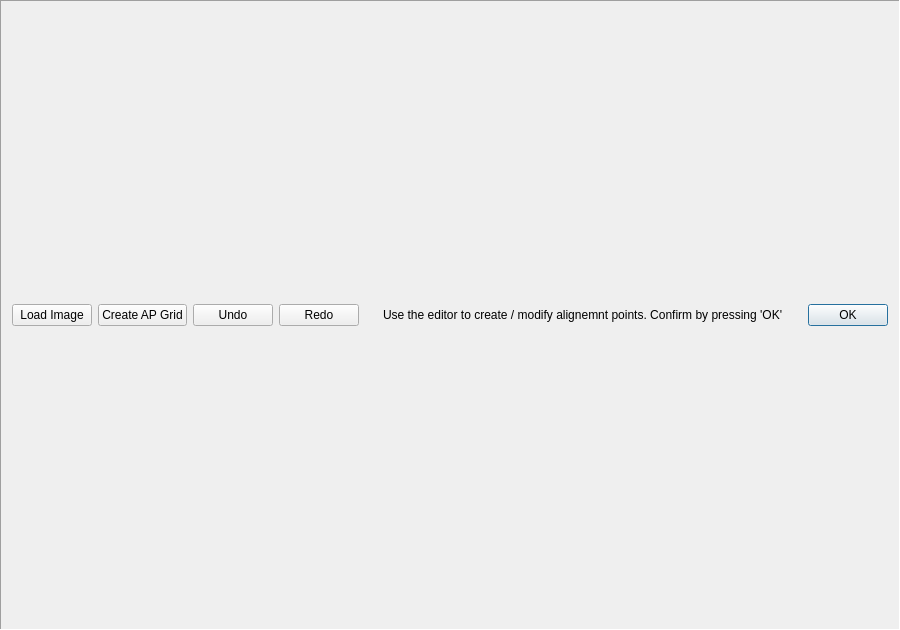
Old version of the form Source/alignment_point_editor_gui.ui in the repository Rolf-Hempel/PlanetarySystemStacker.
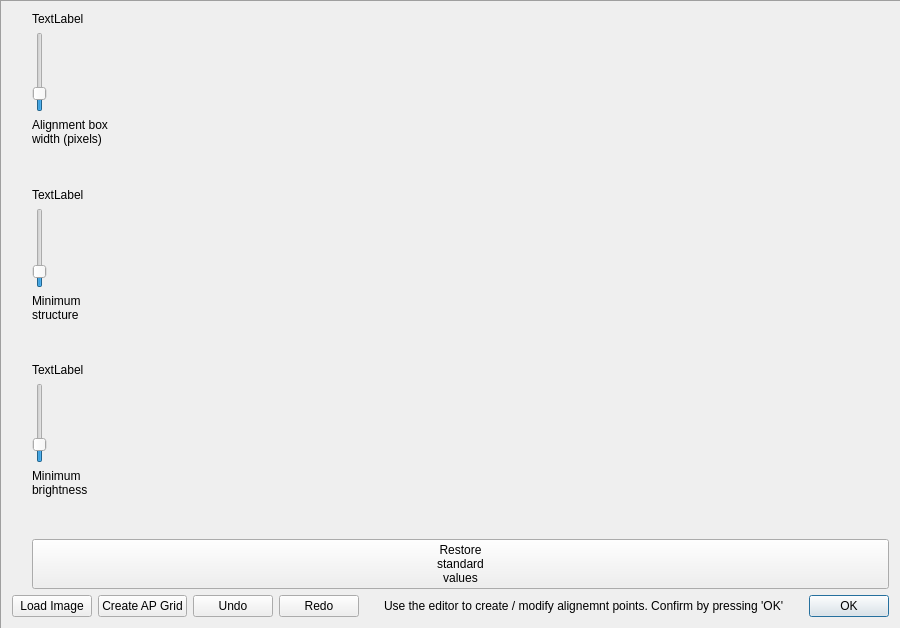
New version of the form.

Commit message: Alignment point editor: sliders added for parameter variations.

```diff
--- a/Source/alignment_point_editor_gui.ui
+++ b/Source/alignment_point_editor_gui.ui
@@ -6,8 +6,8 @@
    <rect>
     <x>0</x>
     <y>0</y>
-    <width>900</width>
-    <height>630</height>
+    <width>901</width>
+    <height>629</height>
    </rect>
   </property>
   <property name="sizePolicy">
@@ -28,7 +28,259 @@
   <property name="frameShadow">
    <enum>QFrame::Sunken</enum>
   </property>
-  <layout class="QVBoxLayout" name="verticalLayout" stretch="0">
+  <layout class="QVBoxLayout" name="verticalLayout_2">
+   <item>
+    <layout class="QHBoxLayout" name="horizontalLayout_2">
+     <item>
+      <spacer name="horizontalSpacer_3">
+       <property name="orientation">
+        <enum>Qt::Horizontal</enum>
+       </property>
+       <property name="sizeType">
+        <enum>QSizePolicy::Fixed</enum>
+       </property>
+       <property name="sizeHint" stdset="0">
+        <size>
+         <width>20</width>
+         <height>20</height>
+        </size>
+       </property>
+      </spacer>
+     </item>
+     <item>
+      <layout class="QVBoxLayout" name="verticalLayout_3">
+       <item>
+        <widget class="QLabel" name="aphbw_label_display">
+         <property name="sizePolicy">
+          <sizepolicy hsizetype="Minimum" vsizetype="Preferred">
+           <horstretch>0</horstretch>
+           <verstretch>0</verstretch>
+          </sizepolicy>
+         </property>
+         <property name="text">
+          <string>TextLabel</string>
+         </property>
+         <property name="alignment">
+          <set>Qt::AlignLeading|Qt::AlignLeft|Qt::AlignVCenter</set>
+         </property>
+        </widget>
+       </item>
+       <item>
+        <widget class="QSlider" name="aphbw_slider_value">
+         <property name="minimum">
+          <number>20</number>
+         </property>
+         <property name="maximum">
+          <number>140</number>
+         </property>
+         <property name="singleStep">
+          <number>4</number>
+         </property>
+         <property name="pageStep">
+          <number>4</number>
+         </property>
+         <property name="value">
+          <number>40</number>
+         </property>
+         <property name="orientation">
+          <enum>Qt::Vertical</enum>
+         </property>
+        </widget>
+       </item>
+       <item>
+        <widget class="QLabel" name="aphbw_label_parameter">
+         <property name="sizePolicy">
+          <sizepolicy hsizetype="Minimum" vsizetype="Preferred">
+           <horstretch>0</horstretch>
+           <verstretch>0</verstretch>
+          </sizepolicy>
+         </property>
+         <property name="toolTip">
+          <string>Size of the quadratic box around an alignment point used to measure the local shift.
+Smaller values result in better resolution of locality, but shift detection can fail if local contrast is low.</string>
+         </property>
+         <property name="text">
+          <string>Alignment box
+width (pixels)</string>
+         </property>
+         <property name="alignment">
+          <set>Qt::AlignLeading|Qt::AlignLeft|Qt::AlignVCenter</set>
+         </property>
+        </widget>
+       </item>
+       <item>
+        <spacer name="verticalSpacer">
+         <property name="orientation">
+          <enum>Qt::Vertical</enum>
+         </property>
+         <property name="sizeHint" stdset="0">
+          <size>
+           <width>20</width>
+           <height>40</height>
+          </size>
+         </property>
+        </spacer>
+       </item>
+       <item>
+        <widget class="QLabel" name="apst_label_display">
+         <property name="sizePolicy">
+          <sizepolicy hsizetype="Minimum" vsizetype="Preferred">
+           <horstretch>0</horstretch>
+           <verstretch>0</verstretch>
+          </sizepolicy>
+         </property>
+         <property name="text">
+          <string>TextLabel</string>
+         </property>
+         <property name="alignment">
+          <set>Qt::AlignLeading|Qt::AlignLeft|Qt::AlignVCenter</set>
+         </property>
+        </widget>
+       </item>
+       <item>
+        <widget class="QSlider" name="apst_slider_value">
+         <property name="minimum">
+          <number>1</number>
+         </property>
+         <property name="maximum">
+          <number>30</number>
+         </property>
+         <property name="pageStep">
+          <number>5</number>
+         </property>
+         <property name="value">
+          <number>5</number>
+         </property>
+         <property name="orientation">
+          <enum>Qt::Vertical</enum>
+         </property>
+        </widget>
+       </item>
+       <item>
+        <widget class="QLabel" name="apst_label_parameter">
+         <property name="sizePolicy">
+          <sizepolicy hsizetype="Minimum" vsizetype="Preferred">
+           <horstretch>0</horstretch>
+           <verstretch>0</verstretch>
+          </sizepolicy>
+         </property>
+         <property name="toolTip">
+          <string>In the automatic construction of alignment point grids, points are discarded if there is too little local structure.
+Higher values result in more points to be discarded. If the value is too low, unreliable alignment points are included.</string>
+         </property>
+         <property name="text">
+          <string>Minimum
+structure</string>
+         </property>
+         <property name="alignment">
+          <set>Qt::AlignLeading|Qt::AlignLeft|Qt::AlignVCenter</set>
+         </property>
+        </widget>
+       </item>
+       <item>
+        <spacer name="verticalSpacer_2">
+         <property name="orientation">
+          <enum>Qt::Vertical</enum>
+         </property>
+         <property name="sizeHint" stdset="0">
+          <size>
+           <width>20</width>
+           <height>40</height>
+          </size>
+         </property>
+        </spacer>
+       </item>
+       <item>
+        <widget class="QLabel" name="apbt_label_display">
+         <property name="sizePolicy">
+          <sizepolicy hsizetype="Minimum" vsizetype="Preferred">
+           <horstretch>0</horstretch>
+           <verstretch>0</verstretch>
+          </sizepolicy>
+         </property>
+         <property name="text">
+          <string>TextLabel</string>
+         </property>
+         <property name="alignment">
+          <set>Qt::AlignLeading|Qt::AlignLeft|Qt::AlignVCenter</set>
+         </property>
+        </widget>
+       </item>
+       <item>
+        <widget class="QSlider" name="apbt_slider_value">
+         <property name="minimum">
+          <number>2</number>
+         </property>
+         <property name="maximum">
+          <number>50</number>
+         </property>
+         <property name="singleStep">
+          <number>2</number>
+         </property>
+         <property name="pageStep">
+          <number>2</number>
+         </property>
+         <property name="value">
+          <number>10</number>
+         </property>
+         <property name="orientation">
+          <enum>Qt::Vertical</enum>
+         </property>
+        </widget>
+       </item>
+       <item>
+        <widget class="QLabel" name="apbt_label_parameter">
+         <property name="sizePolicy">
+          <sizepolicy hsizetype="Minimum" vsizetype="Preferred">
+           <horstretch>0</horstretch>
+           <verstretch>0</verstretch>
+          </sizepolicy>
+         </property>
+         <property name="toolTip">
+          <string>In the automatic construction of alignment point grids, points are discarded if no pixels in the surrounding box are bright enough.
+Higher values result in more points to be discarded. If the value is too low, unreliable alignment points are included.</string>
+         </property>
+         <property name="layoutDirection">
+          <enum>Qt::LeftToRight</enum>
+         </property>
+         <property name="text">
+          <string>Minimum
+brightness</string>
+         </property>
+         <property name="alignment">
+          <set>Qt::AlignLeading|Qt::AlignLeft|Qt::AlignVCenter</set>
+         </property>
+        </widget>
+       </item>
+       <item>
+        <spacer name="verticalSpacer_3">
+         <property name="orientation">
+          <enum>Qt::Vertical</enum>
+         </property>
+         <property name="sizeHint" stdset="0">
+          <size>
+           <width>20</width>
+           <height>40</height>
+          </size>
+         </property>
+        </spacer>
+       </item>
+       <item>
+        <widget class="QPushButton" name="restore_standard_values">
+         <property name="toolTip">
+          <string>Reset parameters to original values. In most cases they should give satisfactory results.</string>
+         </property>
+         <property name="text">
+          <string>Restore
+standard
+values</string>
+         </property>
+        </widget>
+       </item>
+      </layout>
+     </item>
+    </layout>
+   </item>
    <item>
     <layout class="QHBoxLayout" name="horizontalLayout">
      <item>
```
Left out of the diff: 35 changed lines with no effect on the pictures. The commit also changes 5 other files.
